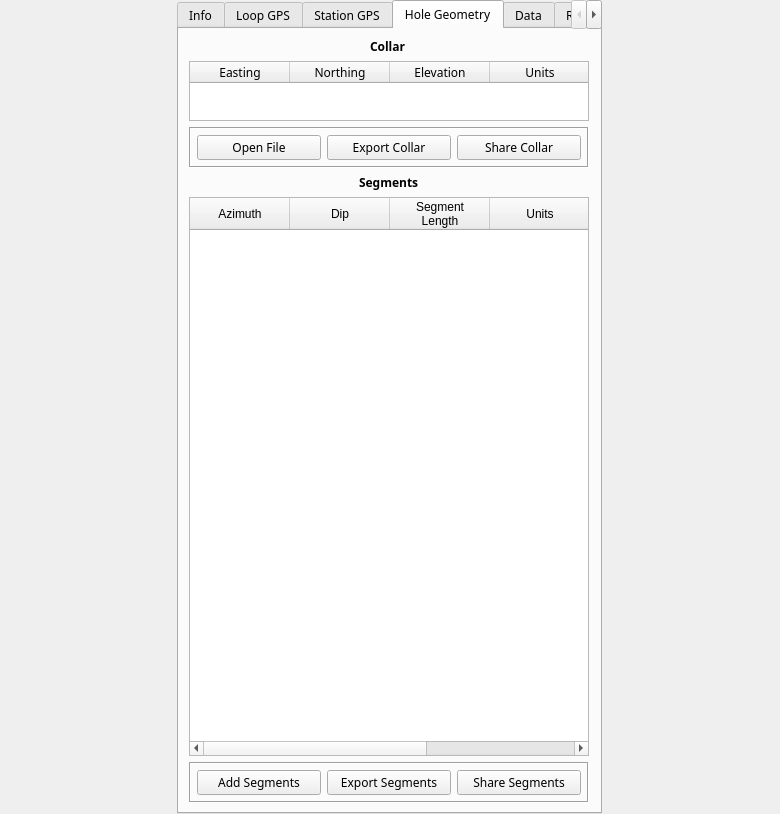
This is src/qt_ui/pem_info_widget.ui in Eric-Meunier/Processor-Suite as Qt 5 draws it before an edit. The edited form follows.
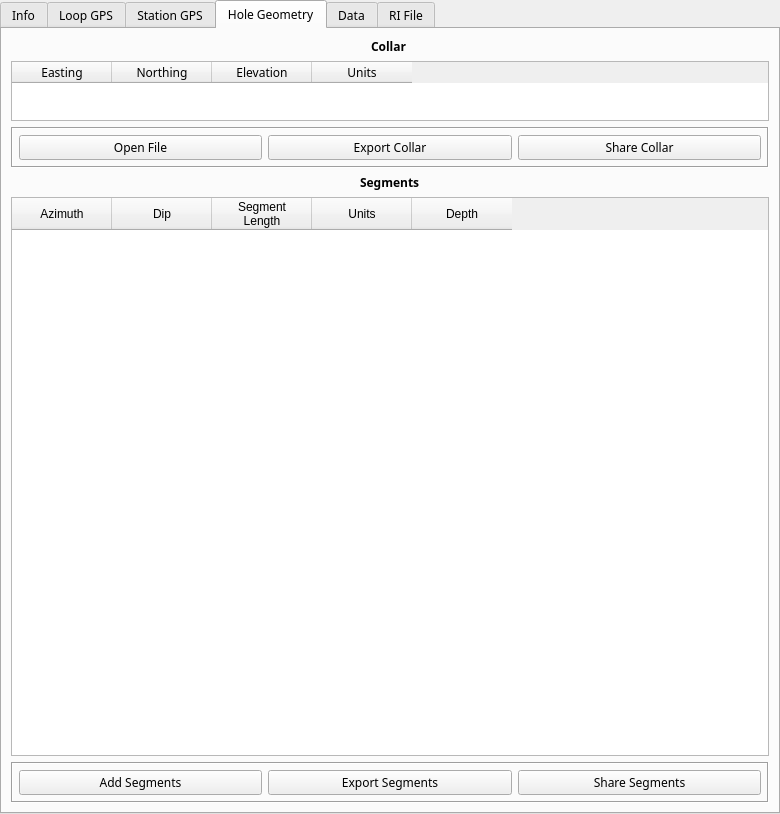
This is the edited form. The open tabs and pages were chosen to show the change.

Commit message: Added GPSShare widget.

```diff
--- a/src/qt_ui/pem_info_widget.ui
+++ b/src/qt_ui/pem_info_widget.ui
@@ -47,7 +47,7 @@
       <bool>true</bool>
      </property>
      <property name="sizePolicy">
-      <sizepolicy hsizetype="Maximum" vsizetype="Preferred">
+      <sizepolicy hsizetype="Preferred" vsizetype="Preferred">
        <horstretch>0</horstretch>
        <verstretch>0</verstretch>
       </sizepolicy>
@@ -60,7 +60,7 @@
      </property>
      <property name="maximumSize">
       <size>
-       <width>425</width>
+       <width>16777215</width>
        <height>16777215</height>
       </size>
      </property>
@@ -857,7 +857,7 @@
          </property>
          <property name="maximumSize">
           <size>
-           <width>400</width>
+           <width>16777215</width>
            <height>16777215</height>
           </size>
          </property>
@@ -971,20 +971,20 @@
        <item row="1" column="0">
         <widget class="QTableWidget" name="collar_table">
          <property name="sizePolicy">
-          <sizepolicy hsizetype="Maximum" vsizetype="Expanding">
+          <sizepolicy hsizetype="Preferred" vsizetype="Expanding">
            <horstretch>0</horstretch>
            <verstretch>0</verstretch>
           </sizepolicy>
          </property>
          <property name="minimumSize">
           <size>
-           <width>400</width>
+           <width>0</width>
            <height>0</height>
           </size>
          </property>
          <property name="maximumSize">
           <size>
-           <width>400</width>
+           <width>16777215</width>
            <height>60</height>
           </size>
          </property>
```
Left out of the diff: 16 changed lines with no effect on the pictures. The commit also changes 7 other files.
